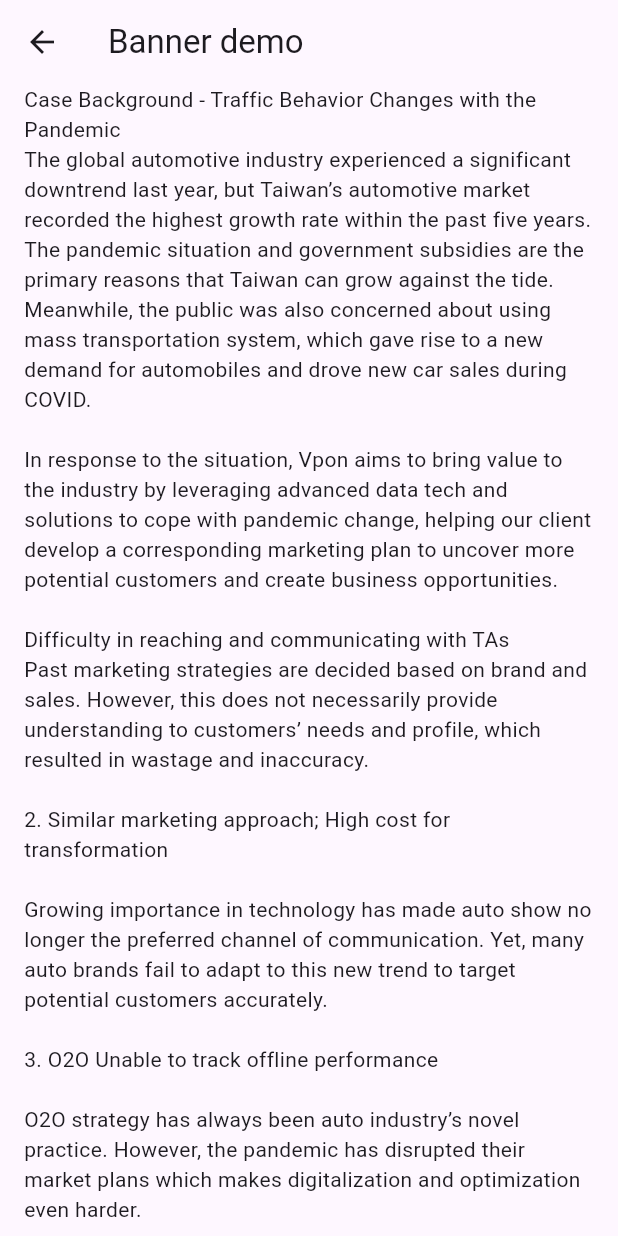
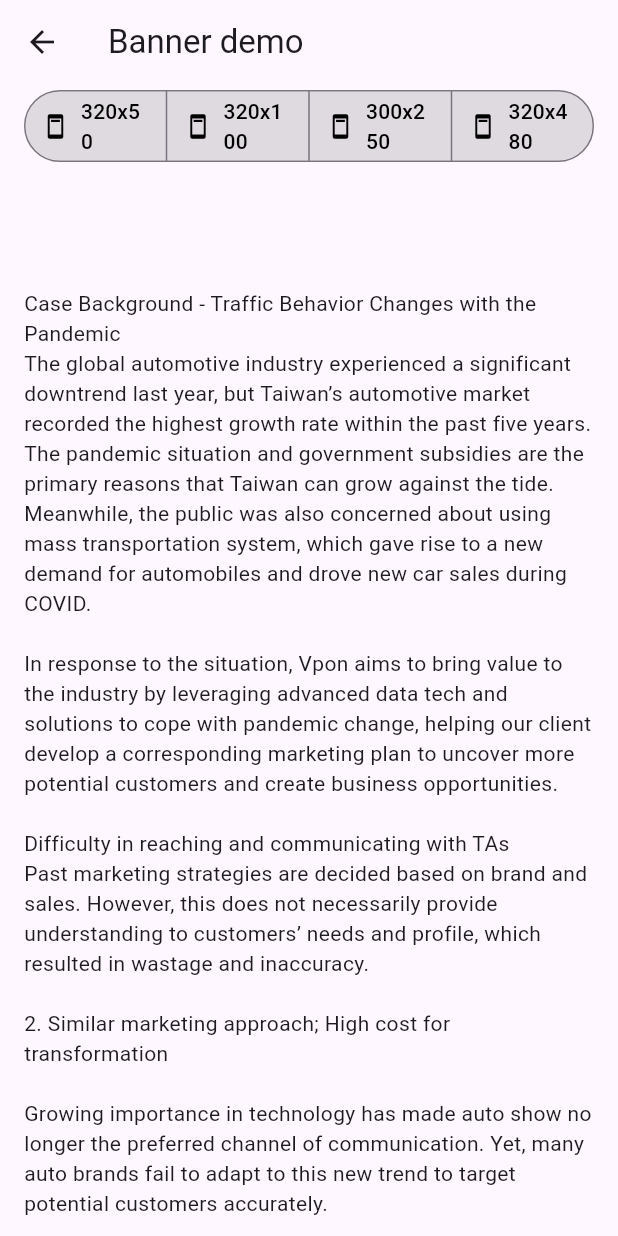
Before and after one commit to vpon-sdk/vponads-mobile-flutter, a Flutter app: the BannerExample screen opened directly, on a phone screen of 412 x 824 dp. Run offline on Flutter 3.47's test engine with Material 3 defaults, Android fonts, the phone set to English and light mode, and no system bars.

Commit message:
feat: Example app can choose and present different size of banner ad successfully
When choosing adSize (default value is null) with SegmentedButton, a BannerAd will be set and loaded with the corresponding license key.
Subsequently, the _getBannerAdWidget method is called and the UI refreshes to present banner ad.

```diff
--- a/vpon_plugin_poc/example/lib/banner_example.dart
+++ b/vpon_plugin_poc/example/lib/banner_example.dart
@@ -18,37 +18,46 @@ class BannerExample extends StatefulWidget {
 class _BannerExampleState extends State<BannerExample> {
   BannerAd? _bannerAd;
   bool _isLoaded = false;
-  BannerAdSize? _adSize;
+  BannerAdSize? _adSize; // default size
+  BannerAdSize? previousAdSize;
 
-  final double _adWidth = 320;
+  set adSize(BannerAdSize newSize) {
+    _adSize = newSize;
+    _loadBannerAd();
+  }
 
   void _loadBannerAd() async {
-    if (_bannerAd == null) {
     await _bannerAd?.dispose();
     setState(() {
       _bannerAd = null;
       _isLoaded = false;
     });
 
-      BannerAdSize size = BannerAdSize.banner;
+    String key = '';
+    switch (_adSize) {
+      case BannerAdSize.banner:
+        key = '8a80854b79a9f2ce0179c095a3394b75';
+      case BannerAdSize.largeBanner:
+        key = '8a80854b79a9f2ce0179c09661714b77';
+      case BannerAdSize.mediumRectangle:
+        key = '8a80854b79a9f2ce0179c09619fe4b76';
+      case BannerAdSize.largeRectangle:
+        key = '8a80854b79a9f2ce0179c096a4f94b78';
+    }
 
+    if (_adSize != null) {
       _bannerAd = BannerAd(
-        licenseKey: '8a80854b79a9f2ce0179c095a3394b75',
-        size: size,
+        licenseKey: key,
+        size: _adSize!,
         request: const AdRequest(),
         listener: BannerAdListener(
           onAdLoaded: (Ad ad) async {
-            // if (_bannerAd != null) {
-            //   debugPrint('_bannerAd != null, return');
-            //   return;
-            // }
             BannerAd bannerAd = (ad as BannerAd);
 
             // setState() after onAdLoaded
             setState(() {
               _bannerAd = bannerAd;
               _isLoaded = true;
-              _adSize = size;
             });
           },
           onAdFailedToLoad: (Ad ad, LoadAdError error) {
@@ -63,23 +72,60 @@ class _BannerExampleState extends State<BannerExample> {
     }
   }
 
-  Widget _getAdWidget() {
+  Widget _getBannerAdWidget() {
     return OrientationBuilder(
       builder: (context, orientation) {
-        if (_bannerAd != null && _isLoaded && _adSize != null) {
+        if (_bannerAd != null && _isLoaded) {
           return Align(
               child: SizedBox(
-            width: _adWidth,
-            height: _adSize!.height.toDouble(),
+            width: _adSize?.width.toDouble(),
+            height: _adSize?.height.toDouble(),
             child: AdWidget(
               ad: _bannerAd!,
             ),
           ));
-        } else {
-          _loadBannerAd();
+        }
         return Container();
+      },
+    );
+  }
+
+  Widget _getAdSizeSegmentedButtonWidget() {
+    return SegmentedButton<BannerAdSize?>(
+      style: SegmentedButton.styleFrom(
+        backgroundColor: Colors.black12,
+        foregroundColor: Colors.black,
+        selectedBackgroundColor: Colors.orange,
+        selectedForegroundColor: Colors.white,
+      ),
+      segments: const <ButtonSegment<BannerAdSize>>[
+        ButtonSegment<BannerAdSize>(
+            value: BannerAdSize.banner,
+            label: Text('320x50'),
+            icon: Icon(Icons.ad_units)),
+        ButtonSegment<BannerAdSize>(
+            value: BannerAdSize.largeBanner,
+            label: Text('320x100'),
+            icon: Icon(Icons.ad_units)),
+        ButtonSegment<BannerAdSize>(
+            value: BannerAdSize.mediumRectangle,
+            label: Text('300x250'),
+            icon: Icon(Icons.ad_units)),
+        ButtonSegment<BannerAdSize>(
+            value: BannerAdSize.largeRectangle,
+            label: Text('320x480'),
+            icon: Icon(Icons.ad_units)),
+      ],
+      selected: <BannerAdSize?>{_adSize},
+      onSelectionChanged: (Set<BannerAdSize?> newSize) {
+        if (newSize.isNotEmpty) {
+          setState(() {
+            adSize = newSize.first!;
+          });
         }
       },
+      multiSelectionEnabled: false,
+      emptySelectionAllowed: true,
     );
   }
 
@@ -99,8 +145,10 @@ class _BannerExampleState extends State<BannerExample> {
               );
             },
             itemBuilder: (BuildContext context, int index) {
-              if (index == 1) {
-                return _getAdWidget();
+              if (index == 0) {
+                return _getAdSizeSegmentedButtonWidget();
+              } else if (index == 1) {
+                return _getBannerAdWidget();
               }
               return const Text(
                 Constants.placeholderText,
```
Lines whose indentation alone changed are shown as unchanged.
